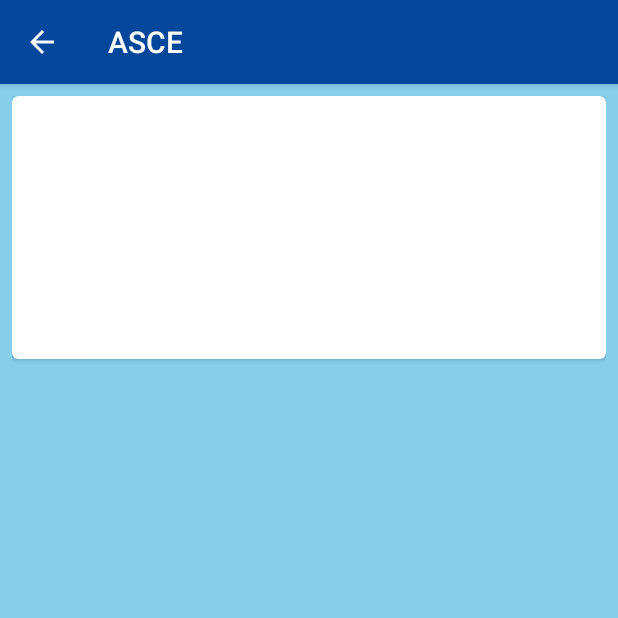
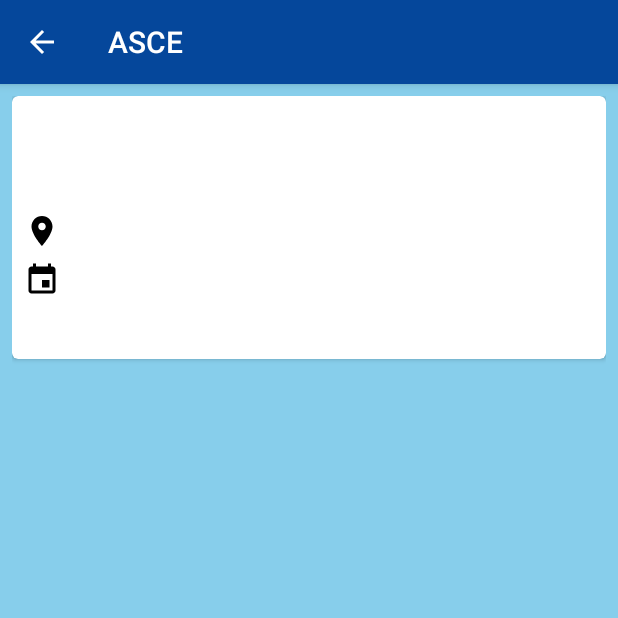
Before and after one commit to tSquaredd/ASCE-Android, an Android app: the EventDetailsActivity screen opened directly, with no data from a screen before it, on a phone screen of 412 x 824 dp, the top half of it. Run offline under Robolectric (Android 15) with nearby library versions, the phone set to English and light mode, and no system bars; our stand-ins replace ButterKnife; libraries missing offline, so code that uses them is left out: com.twitter.sdk; 9 statements that could not run were skipped.

Commit message:
Added new icons to the event details pages

```diff
--- a/app/src/main/res/layout/activity_event_details.xml
+++ b/app/src/main/res/layout/activity_event_details.xml
@@ -50,9 +50,9 @@
                 android:layout_marginStart="8dp"
                 android:layout_marginTop="8dp"
                 android:textAppearance="?android:textAppearanceMedium"
-                app:layout_constraintStart_toStartOf="parent"
+                app:layout_constraintStart_toEndOf="@+id/imageView4"
                 app:layout_constraintTop_toBottomOf="@id/tv_event_details_sections"
-                tools:text="Where: Ballroom" />
+                tools:text="Ballroom" />
 
             <TextView
                 android:id="@+id/tv_event_details_time"
@@ -61,9 +61,9 @@
                 android:layout_marginStart="8dp"
                 android:layout_marginTop="8dp"
                 android:textAppearance="?android:textAppearanceMedium"
-                app:layout_constraintStart_toStartOf="parent"
+                app:layout_constraintStart_toEndOf="@+id/imageView2"
                 app:layout_constraintTop_toBottomOf="@id/tv_event_details_location"
-                tools:text="When: 4:30 - 5:30" />
+                tools:text="4:30 - 5:30" />
 
             <TextView
                 android:id="@+id/tv_event_details_header"
@@ -189,9 +189,25 @@
                 app:layout_constraintStart_toStartOf="parent"
                 app:layout_constraintTop_toBottomOf="@id/tv_event_details_leaders_header" />
 
+            <ImageView
+                android:id="@+id/imageView2"
+                android:layout_width="wrap_content"
+                android:layout_height="wrap_content"
+                android:layout_marginStart="8dp"
+                android:layout_marginTop="8dp"
+                app:layout_constraintStart_toStartOf="parent"
+                app:layout_constraintTop_toBottomOf="@+id/tv_event_details_location"
+                app:srcCompat="@drawable/ic_event_black_24dp" />
 
-
-
+            <ImageView
+                android:id="@+id/imageView4"
+                android:layout_width="wrap_content"
+                android:layout_height="wrap_content"
+                android:layout_marginStart="8dp"
+                android:layout_marginTop="8dp"
+                app:layout_constraintStart_toStartOf="parent"
+                app:layout_constraintTop_toBottomOf="@+id/tv_event_details_sections"
+                app:srcCompat="@drawable/ic_location_on_black_24dp" />
 
 
         </android.support.constraint.ConstraintLayout>
```
Also changed, not shown: app/src/main/java/org/ascebuffalo/asce/EventDetailsActivity.java (+2 -10 lines), app/src/main/java/org/ascebuffalo/asce/MainActivity.java (+7 -2 lines).
